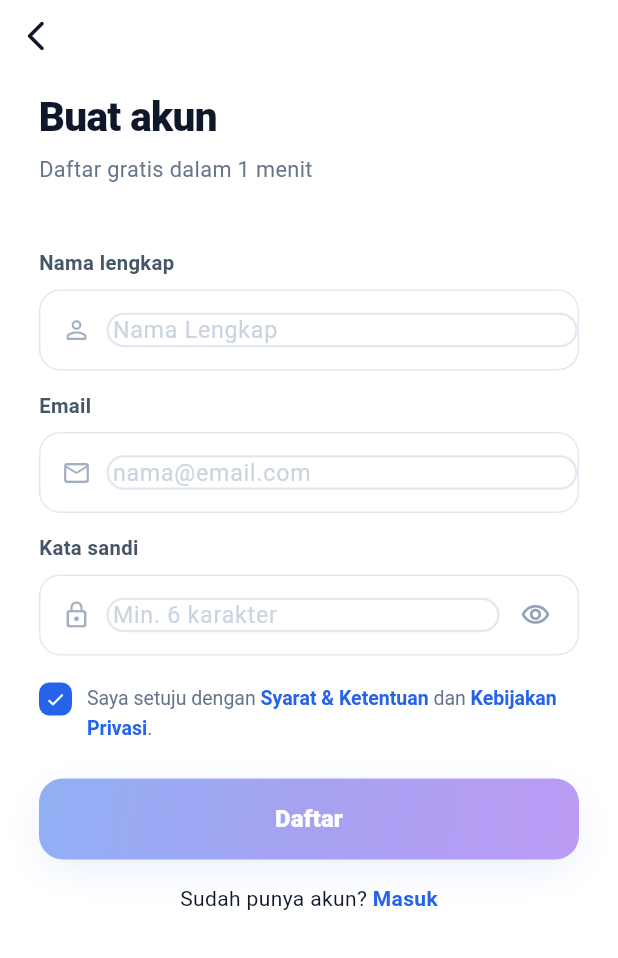
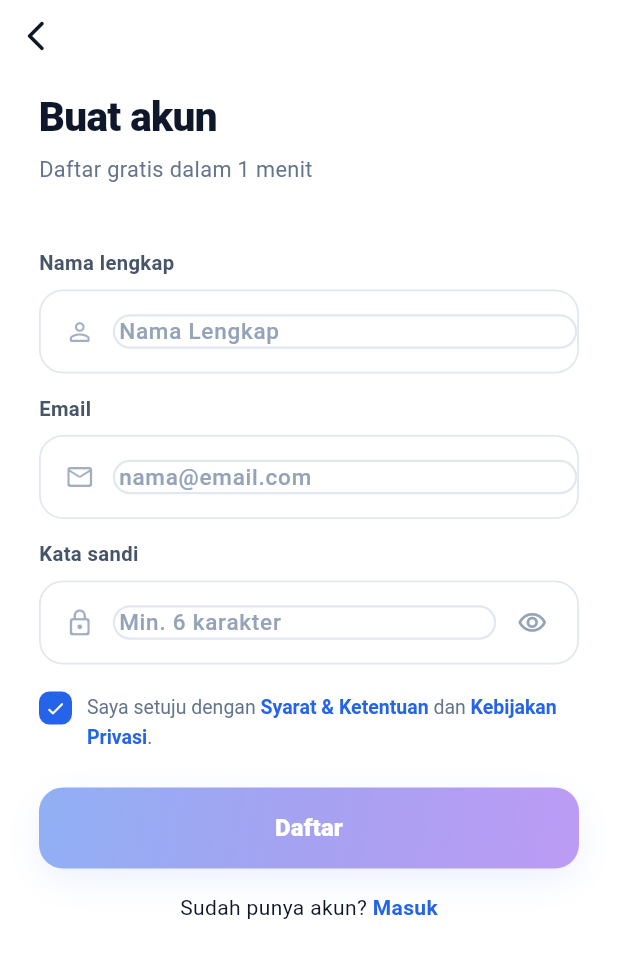
Before and after one commit to KicaiBadai/Uas_Mobile_Wallet, a Flutter app: the RegisterPage screen opened by its route, on a phone screen of 412 x 824 dp. Shown: the top 958 px of the screen. Run offline on Flutter 3.47's test engine with Material 3 defaults, Android fonts, the phone set to English and light mode, and no system bars; our stand-ins replace dio, equatable, firebase_auth, firebase_core, flutter_bloc, flutter_secure_storage and 4 more; missing offline and left inert: mobile_scanner; accounts and stored records are empty; network calls fail; Roboto replaces fonts that are missing (PlusJakartaSans).

Commit message:
feat: redesign AppField with larger height, soft borders, and premium shadows

```diff
--- a/lib/presentation/widgets/app_field.dart
+++ b/lib/presentation/widgets/app_field.dart
@@ -80,25 +80,28 @@ class _AppFieldState extends State<AppField> {
         ],
         AnimatedContainer(
           duration: const Duration(milliseconds: 150),
-          height: 54,
+          height: 56,
           decoration: BoxDecoration(
             color: Colors.white,
-            borderRadius: BorderRadius.circular(14),
+            borderRadius: BorderRadius.circular(16),
             border: Border.all(
               color: _focused ? AppColors.primary : AppColors.line,
-              width: 1.0,
+              width: _focused ? 1.8 : 1.2,
             ),
             boxShadow: _focused
                 ? [
                     BoxShadow(
-                        color: AppColors.primary.withValues(alpha: 0.1), blurRadius: 0, spreadRadius: 4)
+                      color: AppColors.primary.withOpacity(0.06),
+                      blurRadius: 16,
+                      offset: const Offset(0, 8),
+                    )
                   ]
                 : [],
           ),
           child: Row(
             children: [
               if (widget.prefixIcon != null) ...[
-                const SizedBox(width: 14),
+                const SizedBox(width: 16),
                 ColorFiltered(
                   colorFilter: ColorFilter.mode(
                     _focused ? AppColors.primary : AppColors.slate400,
@@ -106,9 +109,9 @@ class _AppFieldState extends State<AppField> {
                   ),
                   child: widget.prefixIcon!,
                 ),
-                const SizedBox(width: 10),
+                const SizedBox(width: 12),
               ] else
-                const SizedBox(width: 14),
+                const SizedBox(width: 16),
               Expanded(
                 child: Focus(
                   onFocusChange: (f) => setState(() => _focused = f),
@@ -124,16 +127,16 @@ class _AppFieldState extends State<AppField> {
                     style: const TextStyle(
                       fontFamily: 'PlusJakartaSans',
                       fontSize: 15.5,
-                      fontWeight: FontWeight.w500,
+                      fontWeight: FontWeight.w600,
                       color: AppColors.ink,
                     ),
                     decoration: InputDecoration(
                       hintText: widget.placeholder,
                       hintStyle: const TextStyle(
                         fontFamily: 'PlusJakartaSans',
-                        fontSize: 15.5,
-                        fontWeight: FontWeight.w400,
-                        color: AppColors.slate300,
+                        fontSize: 15.0,
+                        fontWeight: FontWeight.w500,
+                        color: AppColors.slate400,
                       ),
                       border: InputBorder.none,
                       isDense: true,
@@ -145,7 +148,7 @@ class _AppFieldState extends State<AppField> {
               ),
               if (widget.suffixIcon != null) ...[
                 widget.suffixIcon!,
-                const SizedBox(width: 4),
+                const SizedBox(width: 6),
               ],
             ],
           ),
```
